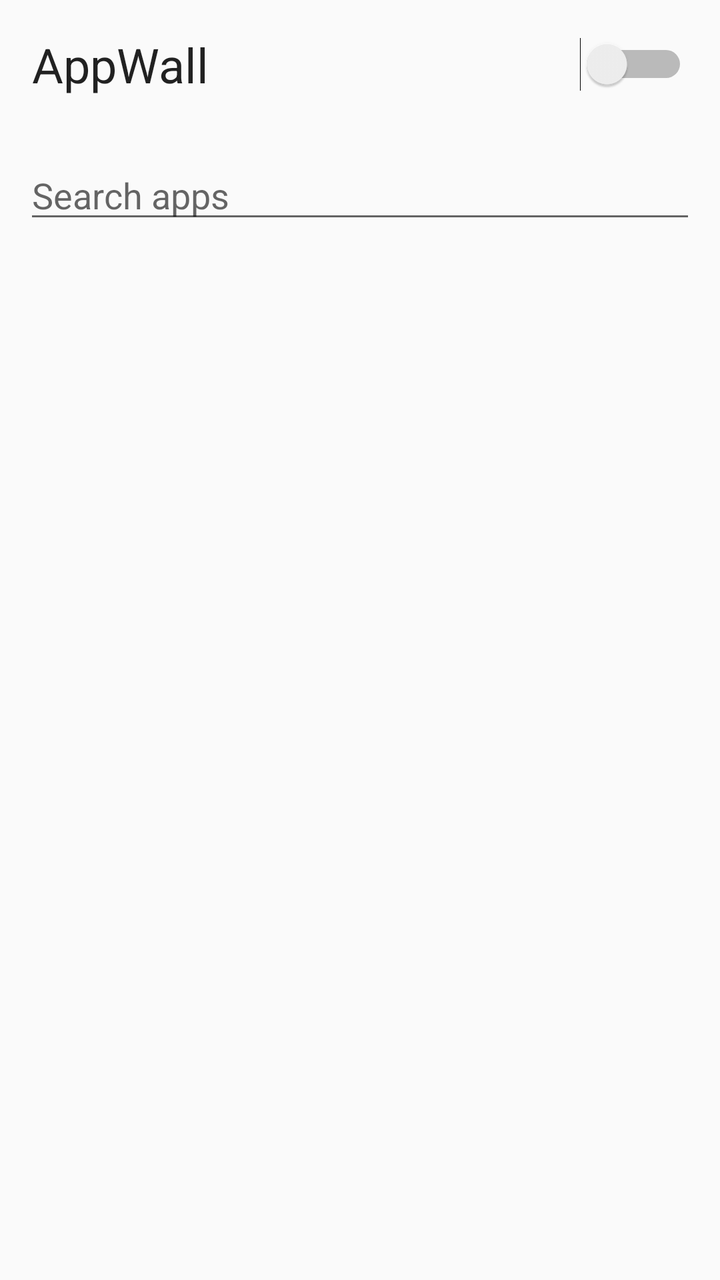
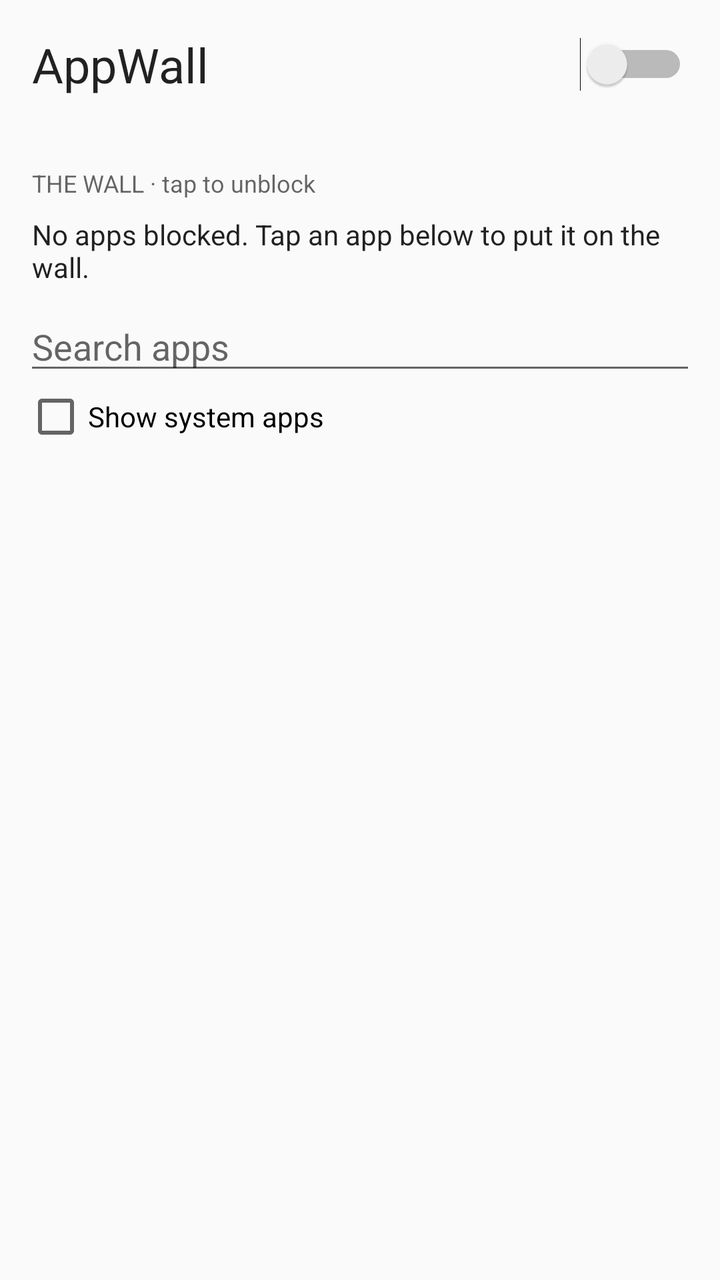

Compare the two renders of this Android layout. The source of the first and the diff that turns it into the second are given below.
<!-- AndroidManifest.xml: application theme android:Theme.Material.Light.NoActionBar -->
<!-- res/layout/activity_main.xml -->
<?xml version="1.0" encoding="utf-8"?>
<LinearLayout xmlns:android="http://schemas.android.com/apk/res/android"
    android:layout_width="match_parent"
    android:layout_height="match_parent"
    android:fitsSystemWindows="true"
    android:focusableInTouchMode="true"
    android:orientation="vertical">

    <LinearLayout
        android:layout_width="match_parent"
        android:layout_height="wrap_content"
        android:gravity="center_vertical"
        android:orientation="horizontal"
        android:paddingHorizontal="16dp"
        android:paddingTop="16dp">

        <TextView
            android:layout_width="0dp"
            android:layout_height="wrap_content"
            android:layout_weight="1"
            android:text="@string/app_name"
            android:textAppearance="@android:style/TextAppearance.Material.Headline" />

        <Switch
            android:id="@+id/firewall_switch"
            android:layout_width="wrap_content"
            android:layout_height="wrap_content"
            android:contentDescription="@string/firewall_switch" />
    </LinearLayout>

    <TextView
        android:id="@+id/status"
        android:layout_width="match_parent"
        android:layout_height="wrap_content"
        android:paddingHorizontal="16dp"
        android:paddingVertical="4dp"
        android:textAppearance="@android:style/TextAppearance.Material.Body1" />

    <EditText
        android:id="@+id/search"
        android:layout_width="match_parent"
        android:layout_height="wrap_content"
        android:layout_marginHorizontal="12dp"
        android:hint="@string/search_hint"
        android:importantForAutofill="no"
        android:inputType="text"
        android:maxLines="1" />

    <ListView
        android:id="@+id/app_list"
        android:layout_width="match_parent"
        android:layout_height="0dp"
        android:layout_weight="1" />
</LinearLayout>
<!-- resources referenced by this layout -->
<resources>
  <string name="app_name">AppWall</string>
  <string name="firewall_switch">Firewall on/off</string>
  <string name="search_hint">Search apps</string>
</resources>

<!-- the commit's change to res/layout/activity_main.xml (unified diff, before → after) -->
@@ -36,6 +36,39 @@
         android:paddingVertical="4dp"
         android:textAppearance="@android:style/TextAppearance.Material.Body1" />
 
+    
+    <TextView
+        android:id="@+id/wall_title"
+        android:layout_width="match_parent"
+        android:layout_height="wrap_content"
+        android:paddingHorizontal="16dp"
+        android:paddingTop="8dp"
+        android:text="@string/wall_title"
+        android:textAppearance="@android:style/TextAppearance.Material.Caption" />
+
+    <TextView
+        android:id="@+id/wall_empty"
+        android:layout_width="match_parent"
+        android:layout_height="wrap_content"
+        android:paddingHorizontal="16dp"
+        android:paddingVertical="8dp"
+        android:text="@string/wall_empty"
+        android:textAppearance="@android:style/TextAppearance.Material.Body1" />
+
+    <HorizontalScrollView
+        android:id="@+id/wall_scroll"
+        android:layout_width="match_parent"
+        android:layout_height="wrap_content"
+        android:paddingHorizontal="8dp"
+        android:scrollbars="none">
+
+        <LinearLayout
+            android:id="@+id/wall"
+            android:layout_width="wrap_content"
+            android:layout_height="wrap_content"
+            android:orientation="horizontal" />
+    </HorizontalScrollView>
+
     <EditText
         android:id="@+id/search"
         android:layout_width="match_parent"
@@ -46,6 +79,13 @@
         android:inputType="text"
         android:maxLines="1" />
 
+    <CheckBox
+        android:id="@+id/show_system"
+        android:layout_width="wrap_content"
+        android:layout_height="wrap_content"
+        android:layout_marginHorizontal="12dp"
+        android:text="@string/show_system_apps" />
+
     <ListView
         android:id="@+id/app_list"
         android:layout_width="match_parent"
<!-- resource entries referenced after the edit -->
@@ -3,5 +3,8 @@
   <string name="app_name">AppWall</string>
   <string name="firewall_switch">Firewall on/off</string>
   <string name="search_hint">Search apps</string>
+  <string name="show_system_apps">Show system apps</string>
+  <string name="wall_empty">No apps blocked. Tap an app below to put it on the wall.</string>
+  <string name="wall_title">THE WALL · tap to unblock</string>
 </resources>
 
